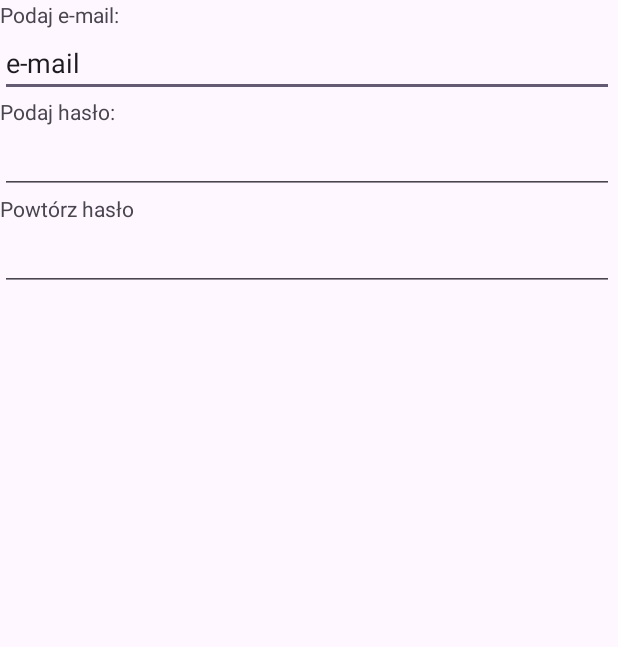
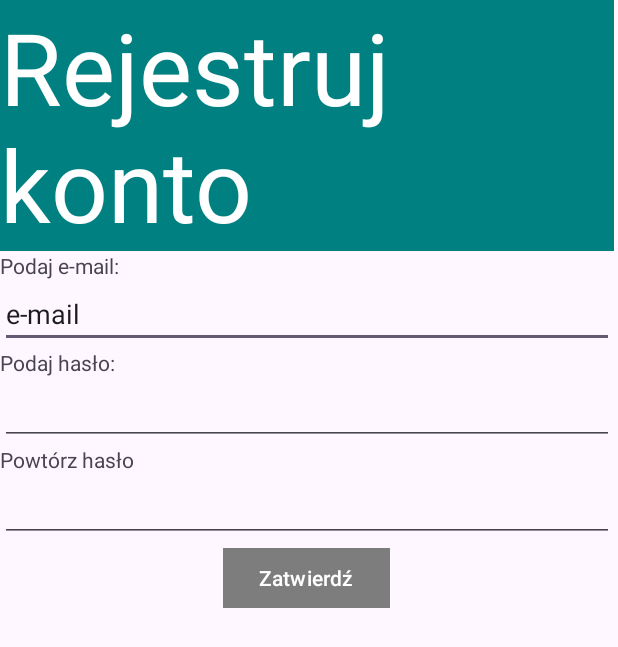
Before and after one commit to asconx/mobilna-rejestracja, an Android app: the screen it shows after launch (MainActivity), on a phone screen of 412 x 824 dp. Shown: the top 647 px of the screen. Run offline under Robolectric (Android 15) with nearby library versions, the phone set to English and light mode, and no system bars.

Commit message:
ogarnięcie formularza

```diff
--- a/app/src/main/res/layout/activity_main.xml
+++ b/app/src/main/res/layout/activity_main.xml
@@ -15,13 +15,22 @@
         tools:layout_editor_absoluteY="1dp">
 
         <TextView
-            android:id="@+id/textView4"
+            android:id="@+id/rejestruj"
+            android:layout_width="match_parent"
+            android:layout_height="wrap_content"
+            android:text="Rejestruj konto"
+            android:background="#008080"
+            android:textColor="@color/white"
+            android:textSize="100px"/>
+
+        <TextView
+            android:id="@+id/podajmail"
             android:layout_width="match_parent"
             android:layout_height="wrap_content"
             android:text="Podaj e-mail:" />
 
         <EditText
-            android:id="@+id/editTextText2"
+            android:id="@+id/email"
             android:layout_width="match_parent"
             android:layout_height="wrap_content"
             android:ems="10"
@@ -29,31 +38,38 @@
             android:text="e-mail" />
 
         <TextView
-            android:id="@+id/textView6"
+            android:id="@+id/podajhaslo"
             android:layout_width="match_parent"
             android:layout_height="wrap_content"
             android:text="Podaj hasło:" />
 
         <EditText
-            android:id="@+id/editTextTextPassword"
+            android:id="@+id/haslo"
             android:layout_width="match_parent"
             android:layout_height="wrap_content"
             android:ems="10"
             android:inputType="textPassword" />
 
         <TextView
-            android:id="@+id/textView7"
+            android:id="@+id/powtorzhaslo"
             android:layout_width="match_parent"
             android:layout_height="wrap_content"
             android:text="Powtórz hasło" />
 
         <EditText
-            android:id="@+id/editTextTextPassword2"
+            android:id="@+id/haslo2"
             android:layout_width="match_parent"
             android:layout_height="wrap_content"
             android:ems="10"
             android:inputType="textPassword" />
 
-        Po
+        <Button
+            android:id="@+id/button"
+            android:layout_width="wrap_content"
+            android:layout_height="wrap_content"
+            android:layout_gravity="center"
+            android:backgroundTint="#7D7D7D"
+            app:cornerRadius="0dp"
+            android:text="Zatwierdź" />
     </LinearLayout>
 </androidx.constraintlayout.widget.ConstraintLayout>
```
